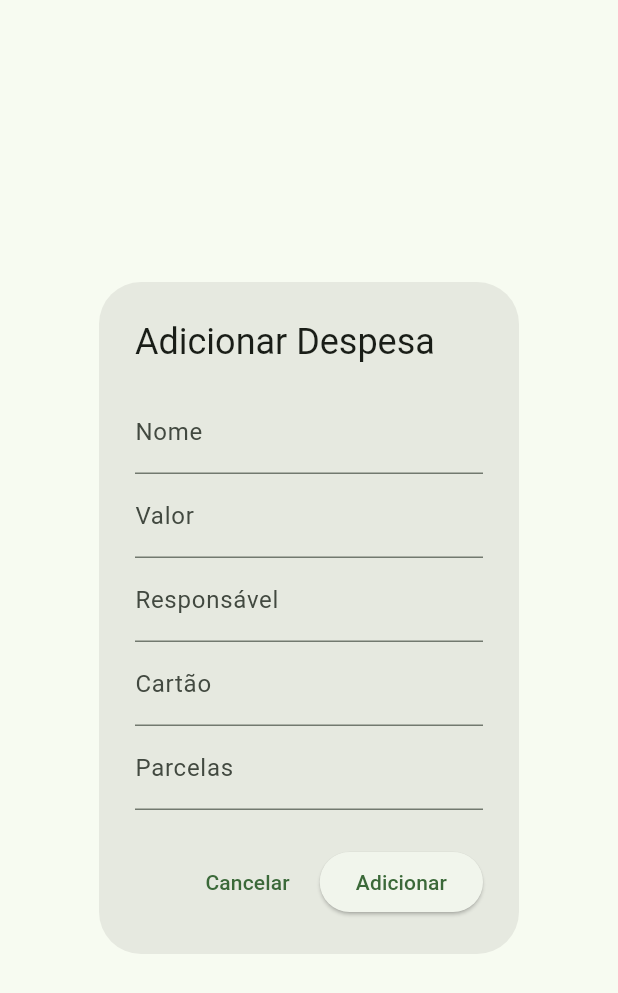
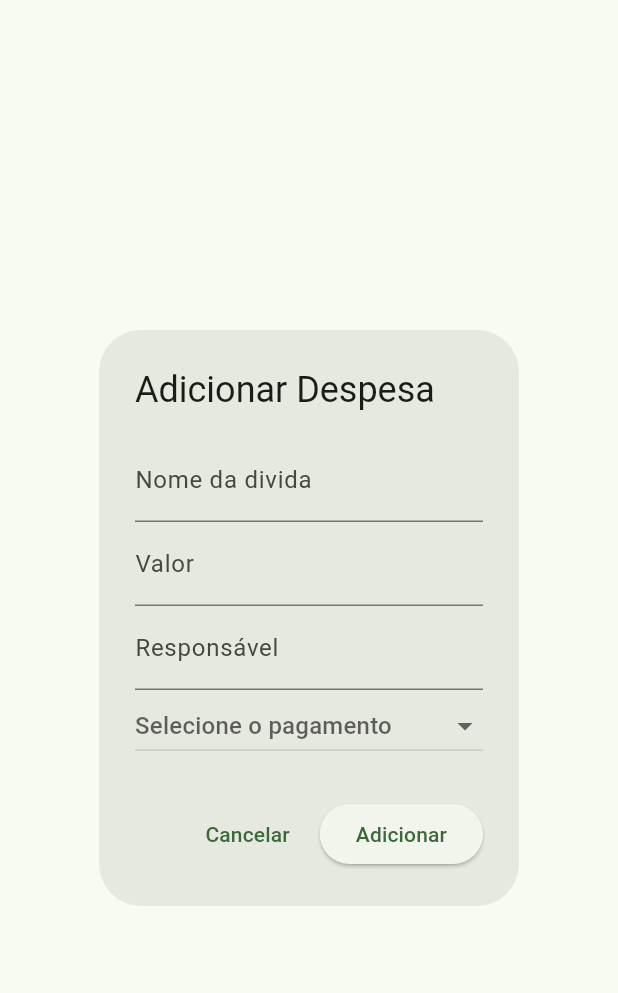
Before and after one commit to jums079/gerenciador-de-despesas, a Flutter app: the DialogAddExpense widget shown alone on an empty page, opened directly, on a phone screen of 412 x 824 dp. Shown: the top 993 px of the screen. Run offline on Flutter 3.47's test engine with Material 3 defaults, Android fonts, the phone set to English and light mode, and no system bars; our stand-ins replace get.

Commit message:
Required e verificaçoes adicionadas

```diff
--- a/lib/controller/home_page/home_page_controller.dart
+++ b/lib/controller/home_page/home_page_controller.dart
@@ -6,17 +6,19 @@ class HomePageController extends GetxController {
   TextEditingController nameController = TextEditingController();
   TextEditingController valueController = TextEditingController();
   TextEditingController responsibleController = TextEditingController();
-  TextEditingController cardController = TextEditingController();
+  TextEditingController paymentController = TextEditingController();
   TextEditingController parcelController = TextEditingController();
 
   final RxList<Expense> expenses = <Expense>[].obs;
+  final selectedPayment = RxnString();
+  final formKey = GlobalKey<FormState>();
 
   @override
   void onClose() {
     nameController.dispose();
     valueController.dispose();
     responsibleController.dispose();
-    cardController.dispose();
+    paymentController.dispose();
     parcelController.dispose();
     super.onClose();
   }
@@ -38,7 +40,6 @@ class HomePageController extends GetxController {
   void addExpense() {
     final name = nameController.text.trim();
     final responsible = responsibleController.text.trim();
-    final card = cardController.text.trim();
 
     final valueText = valueController.text.trim().replaceAll(',', '.');
     final value = double.tryParse(valueText);
@@ -50,13 +51,11 @@ class HomePageController extends GetxController {
       return;
     }
 
-    expenses.add(
-      Expense(name, value, responsible, card, parcels < 1 ? 1 : parcels),
-    );
+    expenses.add(Expense(name, value, responsible, parcels < 1 ? 1 : parcels));
     nameController.clear();
     valueController.clear();
     responsibleController.clear();
-    cardController.clear();
+    paymentController.clear();
     parcelController.clear();
   }
 }
--- a/lib/model/expense/expense_model.dart
+++ b/lib/model/expense/expense_model.dart
@@ -4,9 +4,8 @@ class Expense {
   final String name;
   final double value;
   final String responsible;
-  final String card;
   final int parcels;
   RxInt paidParcels = 0.obs;
 
-  Expense(this.name, this.value, this.responsible, this.card, this.parcels);
+  Expense(this.name, this.value, this.responsible, this.parcels);
 }
--- a/lib/view/home_page/shared/dialogs/dialog_add_expense.dart
+++ b/lib/view/home_page/shared/dialogs/dialog_add_expense.dart
@@ -13,47 +13,83 @@ class DialogAddExpense extends StatelessWidget {
     return AlertDialog(
       title: const Text('Adicionar Despesa'),
       content: SingleChildScrollView(
+        child: Form(
+          key: controller.formKey,
           child: Column(
             mainAxisSize: MainAxisSize.min,
             children: [
-            TextField(
+              TextFormField(
                 decoration: const InputDecoration(
-                labelText: 'Nome',
+                  labelText: 'Nome da divida',
                   hintText: 'Burger King',
                 ),
                 controller: controller.nameController,
+                validator: (value) {
+                  if (value == null || value.trim().isEmpty) {
+                    return 'Campo obrigatório';
+                  }
+                  return null;
+                },
               ),
-            TextField(
+              TextFormField(
                 decoration: const InputDecoration(
                   labelText: 'Valor',
                   hintText: 'R\$ 0,00',
                 ),
                 keyboardType: TextInputType.number,
                 controller: controller.valueController,
+                validator: (value) {
+                  if (value == null || value.trim().isEmpty) {
+                    return 'Campo obrigatório';
+                  }
+                  return null;
+                },
               ),
-            TextField(
+              TextFormField(
                 decoration: const InputDecoration(
                   labelText: 'Responsável',
                   hintText: 'João',
                 ),
                 controller: controller.responsibleController,
+                validator: (value) {
+                  if (value == null || value.trim().isEmpty) {
+                    return 'Campo obrigatório';
+                  }
+                  return null;
+                },
               ),
-            TextField(
-              decoration: const InputDecoration(
-                labelText: 'Cartão',
-                hintText: 'Opcional',
-              ),
-              controller: controller.cardController,
-            ),
-            TextField(
+
+              Obx(() {
+                return DropdownButton<String>(
+                  hint: const Text('Selecione o pagamento'),
+                  isExpanded: true,
+                  value: controller.selectedPayment.value,
+                  items: const ['Crédito', 'Débito', 'Pix', 'Boleto']
+                      .map(
+                        (value) =>
+                            DropdownMenuItem(value: value, child: Text(value)),
+                      )
+                      .toList(),
+                  onChanged: (value) =>
+                      controller.selectedPayment.value = value,
+                );
+              }),
+
+              Obx(() {
+                if (controller.selectedPayment.value != 'Crédito') {
+                  return const SizedBox.shrink();
+                }
+                return TextField(
                   decoration: const InputDecoration(
                     labelText: 'Parcelas',
                     hintText: 'Opcional',
                   ),
                   keyboardType: TextInputType.number,
                   controller: controller.parcelController,
+                );
+              }),
+            ],
           ),
-          ],
         ),
       ),
       actions: [
@@ -65,8 +101,10 @@ class DialogAddExpense extends StatelessWidget {
         ),
         ElevatedButton(
           onPressed: () {
+            if (controller.formKey.currentState!.validate()) {
               controller.addExpense();
               Navigator.of(context).pop();
+            }
           },
           child: const Text('Adicionar'),
         ),
```
Also changed, not shown: lib/view/home_page/home_page.dart (+16 -6 lines). Lines whose indentation alone changed are shown as unchanged.
